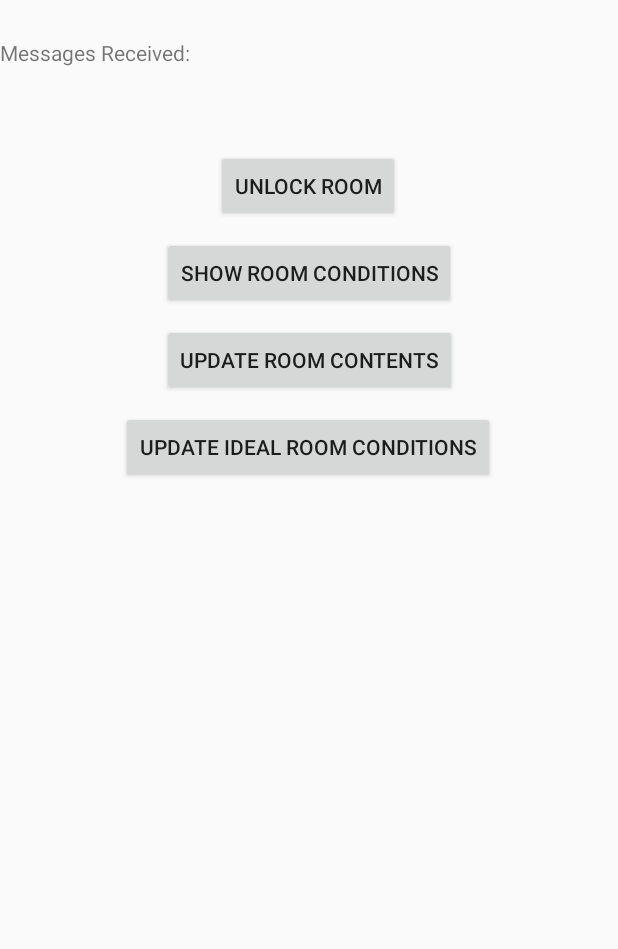
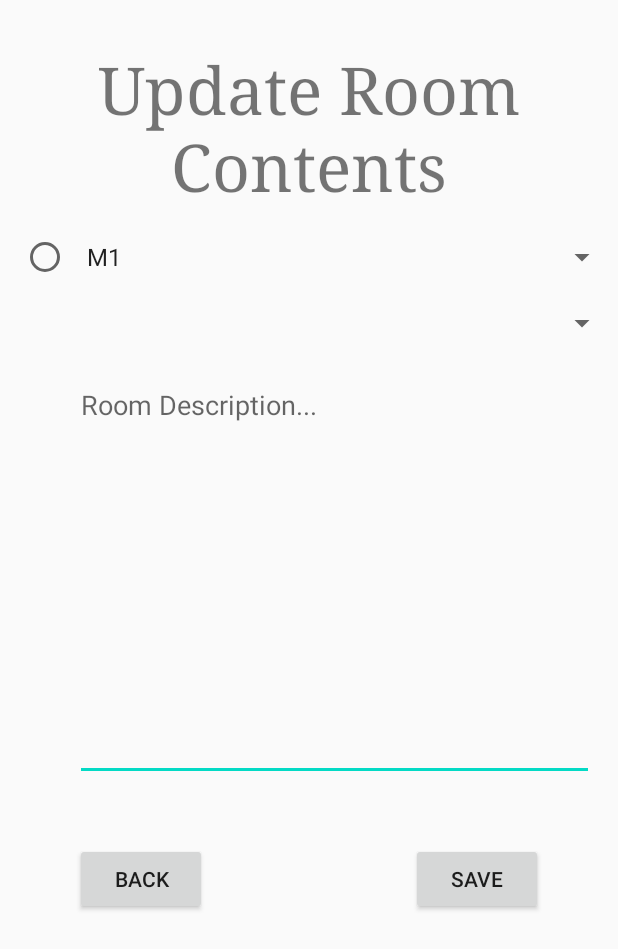
Before and after one commit to PrincessAndromeda/Mobile_computing_major_project, an Android app: the screen it shows after launch (MainActivity before the commit, Update_conts after it), after a tap on "UPDATE ROOM CONTENTS", on a phone screen of 412 x 824 dp. Shown: the top 949 px of the screen. Run offline under Robolectric (Android 15) with nearby library versions, the phone set to English and light mode, and no system bars.

Commit message:
Added GUI elements in Update contents screen

```diff
--- a/app/src/main/AndroidManifest.xml
+++ b/app/src/main/AndroidManifest.xml
@@ -15,7 +15,9 @@
         android:roundIcon="@mipmap/ic_launcher_round"
         android:supportsRtl="true"
         android:theme="@style/AppTheme">
-        <activity android:name=".ViewCurrentConds"></activity>
+        <activity android:name=".Update_conditions"></activity>
+        <activity android:name=".Update_conts" />
+        <activity android:name=".ViewCurrentConds" />
         <activity android:name=".MainActivity">
             <intent-filter>
                 <action android:name="android.nfc.action.NDEF_DISCOVERED" />
--- a/app/src/main/java/com/rmit/major_project/MainActivity.java
+++ b/app/src/main/java/com/rmit/major_project/MainActivity.java
@@ -112,7 +112,8 @@ public class MainActivity extends Activity
     {
         if(target_door>=0)
         {
-            // move to update_conts activity
+
+            to_update_conts_screen();// move to update_conts activity
             //get user to enter data
             // take data and send it in update contents NFC message
             // display the request scanner screen
@@ -147,6 +148,7 @@ public class MainActivity extends Activity
 
     public void addMessage(String message) {
         messagesToSendArray.add(message);
+
         //Toast.makeText(this, "Added Message", Toast.LENGTH_LONG).show();
     }
 
@@ -257,6 +259,11 @@ public class MainActivity extends Activity
 
     }
 
+    public void to_update_conts_screen() {// function named in OnClick
+        Intent myIntent = new Intent(MainActivity.this, Update_conts.class);
+        startActivity(myIntent); //if do not need to get data back.
+
+    }
     /*
     //Saving as a base for future use
 
@@ -308,6 +315,7 @@ public class MainActivity extends Activity
     protected void onCreate(Bundle savedInstanceState) {
         super.onCreate(savedInstanceState);
         setContentView(R.layout.activity_main);
+        target_door=1;
 
 
 
--- a/app/src/main/java/com/rmit/major_project/Update_conditions.java
+++ b/app/src/main/java/com/rmit/major_project/Update_conditions.java
@@ -1,6 +1,7 @@
 package com.rmit.major_project;
 
 import androidx.appcompat.app.AppCompatActivity;
+
 import android.os.Bundle;
 
 public class Update_conditions extends AppCompatActivity {
--- a/app/src/main/java/com/rmit/major_project/Update_conts.java
+++ b/app/src/main/java/com/rmit/major_project/Update_conts.java
@@ -1,13 +1,44 @@
 package com.rmit.major_project;
 
 import androidx.appcompat.app.AppCompatActivity;
+
+import android.app.Activity;
 import android.os.Bundle;
+import android.view.View;
+import android.widget.AdapterView;
+import android.widget.ArrayAdapter;
+import android.widget.Spinner;
 
-public class Update_conts extends AppCompatActivity {
+public class Update_conts extends Activity implements AdapterView.OnItemSelectedListener {
 
     @Override
     protected void onCreate(Bundle savedInstanceState) {
         super.onCreate(savedInstanceState);
         setContentView(R.layout.activity_update_conts2);
+        Spinner spinner = (Spinner) findViewById(R.id.On_lend_from);
+        // Create an ArrayAdapter using the string array and a default spinner layout
+        ArrayAdapter<CharSequence> adapter = ArrayAdapter.createFromResource(this,
+                R.array.museums, android.R.layout.simple_spinner_item);
+        // Specify the layout to use when the list of choices appears
+        adapter.setDropDownViewResource(android.R.layout.simple_spinner_dropdown_item);
+        // Apply the adapter to the spinner
+        spinner.setAdapter(adapter);
+        spinner.setOnItemSelectedListener(this);
+
+
+
+
+    }
+    public void onItemSelected(AdapterView<?> parent, View view, int pos, long id) {
+        // An item was selected. You can retrieve the selected item using
+        // parent.getItemAtPosition(pos)
+    }
+
+    public void onNothingSelected(AdapterView<?> parent) {
+        // Another interface callback
+    }
+    public void back_but(View view)
+    {
+        finish();
     }
 }
--- a/app/src/main/res/layout/activity_update_conditions.xml
+++ b/app/src/main/res/layout/activity_update_conditions.xml
@@ -1,8 +1,7 @@
 <?xml version="1.0" encoding="utf-8"?>
-<androidx.constraintlayout.widget.ConstraintLayout
-    xmlns:android="http://schemas.android.com/apk/res/android"
+<androidx.constraintlayout.widget.ConstraintLayout xmlns:android="http://schemas.android.com/apk/res/android"
+    xmlns:app="http://schemas.android.com/apk/res-auto"
     xmlns:tools="http://schemas.android.com/tools"
-    xmlns:app="http://schemas.android.com/apk/res-auto"
     android:layout_width="match_parent"
     android:layout_height="match_parent"
     tools:context=".Update_conditions">
--- a/app/src/main/res/layout/activity_update_conts2.xml
+++ b/app/src/main/res/layout/activity_update_conts2.xml
@@ -1,10 +1,95 @@
 <?xml version="1.0" encoding="utf-8"?>
-<androidx.constraintlayout.widget.ConstraintLayout
-    xmlns:android="http://schemas.android.com/apk/res/android"
+<androidx.constraintlayout.widget.ConstraintLayout xmlns:android="http://schemas.android.com/apk/res/android"
+    xmlns:app="http://schemas.android.com/apk/res-auto"
     xmlns:tools="http://schemas.android.com/tools"
-    xmlns:app="http://schemas.android.com/apk/res-auto"
     android:layout_width="match_parent"
     android:layout_height="match_parent"
     tools:context=".Update_conts">
 
+    <TextView
+        android:id="@+id/textView"
+        android:layout_width="wrap_content"
+        android:layout_height="wrap_content"
+        android:layout_marginTop="30dp"
+        android:fontFamily="serif"
+        android:gravity="center_horizontal|center_vertical"
+        android:text="Update Room Contents"
+        android:textSize="44sp"
+        app:layout_constraintEnd_toEndOf="parent"
+        app:layout_constraintHorizontal_bias="0.0"
+        app:layout_constraintStart_toStartOf="parent"
+        app:layout_constraintTop_toTopOf="parent" />
+
+    <Spinner
+        android:id="@+id/On_lend_from"
+        android:layout_width="0dp"
+        android:layout_height="wrap_content"
+        android:layout_marginStart="50dp"
+        android:layout_marginLeft="50dp"
+        android:layout_marginTop="20dp"
+        android:spinnerMode="dialog"
+        app:layout_constraintEnd_toEndOf="parent"
+        app:layout_constraintStart_toStartOf="parent"
+        app:layout_constraintTop_toBottomOf="@+id/textView" />
+
+    <RadioButton
+        android:id="@+id/radioButton"
+        android:layout_width="wrap_content"
+        android:layout_height="wrap_content"
+        android:layout_marginStart="10dp"
+        android:layout_marginLeft="10dp"
+        app:layout_constraintBottom_toBottomOf="@+id/On_lend_from"
+        app:layout_constraintEnd_toStartOf="@+id/On_lend_from"
+        app:layout_constraintStart_toStartOf="parent"
+        app:layout_constraintTop_toTopOf="@+id/On_lend_from" />
+
+    <Spinner
+        android:id="@+id/Who_can_access"
+        android:layout_width="0dp"
+        android:layout_height="wrap_content"
+        android:layout_marginStart="50dp"
+        android:layout_marginLeft="50dp"
+        android:layout_marginTop="20dp"
+        app:layout_constraintEnd_toEndOf="parent"
+        app:layout_constraintHorizontal_bias="0.0"
+        app:layout_constraintStart_toStartOf="parent"
+        app:layout_constraintTop_toBottomOf="@+id/On_lend_from" />
+
+    <EditText
+        android:id="@+id/rm_desc"
+        android:layout_width="346dp"
+        android:layout_height="273dp"
+        android:layout_marginStart="50dp"
+        android:layout_marginLeft="50dp"
+        android:layout_marginTop="20dp"
+        android:ems="10"
+        android:gravity="top"
+        android:hint="Room Description..."
+        app:layout_constraintEnd_toEndOf="parent"
+        app:layout_constraintHorizontal_bias="0.0"
+        app:layout_constraintStart_toStartOf="parent"
+        app:layout_constraintTop_toBottomOf="@+id/Who_can_access" />
+
+    <Button
+        android:id="@+id/Back_but"
+        android:layout_width="wrap_content"
+        android:layout_height="wrap_content"
+        android:layout_marginStart="50dp"
+        android:layout_marginLeft="50dp"
+        android:layout_marginTop="41dp"
+        android:onClick="back_but"
+        android:text="@string/Back"
+        app:layout_constraintStart_toStartOf="parent"
+        app:layout_constraintTop_toBottomOf="@+id/rm_desc" />
+
+    <Button
+        android:id="@+id/save_but"
+        android:layout_width="wrap_content"
+        android:layout_height="wrap_content"
+        android:layout_marginTop="41dp"
+        android:layout_marginEnd="50dp"
+        android:layout_marginRight="50dp"
+        android:text="@string/Save"
+        app:layout_constraintEnd_toEndOf="parent"
+        app:layout_constraintTop_toBottomOf="@+id/rm_desc" />
 </androidx.constraintlayout.widget.ConstraintLayout>
--- a/app/src/main/res/values/strings.xml
+++ b/app/src/main/res/values/strings.xml
@@ -10,4 +10,13 @@
     <string name="show_rm_cond">Show Room Conditions</string>
     <string name="update_rmcontents">Update Room Contents</string>
     <string name="update_rm_cond">Update Ideal Room Conditions</string>
+    <string name="Save">save</string>
+    <string-array name="museums">
+        <item>M1</item>
+        <item>M2</item>
+        <item>M3</item>
+        <item>M4</item>
+        <item>M5</item>
+    </string-array>
+
 </resources>
```
